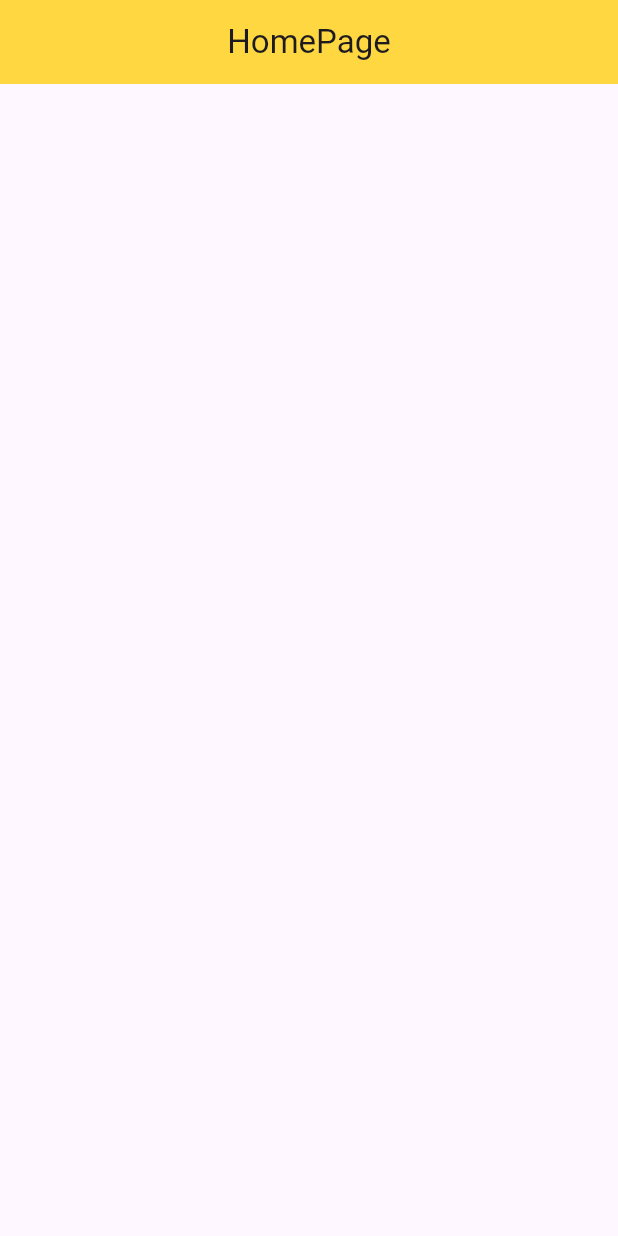
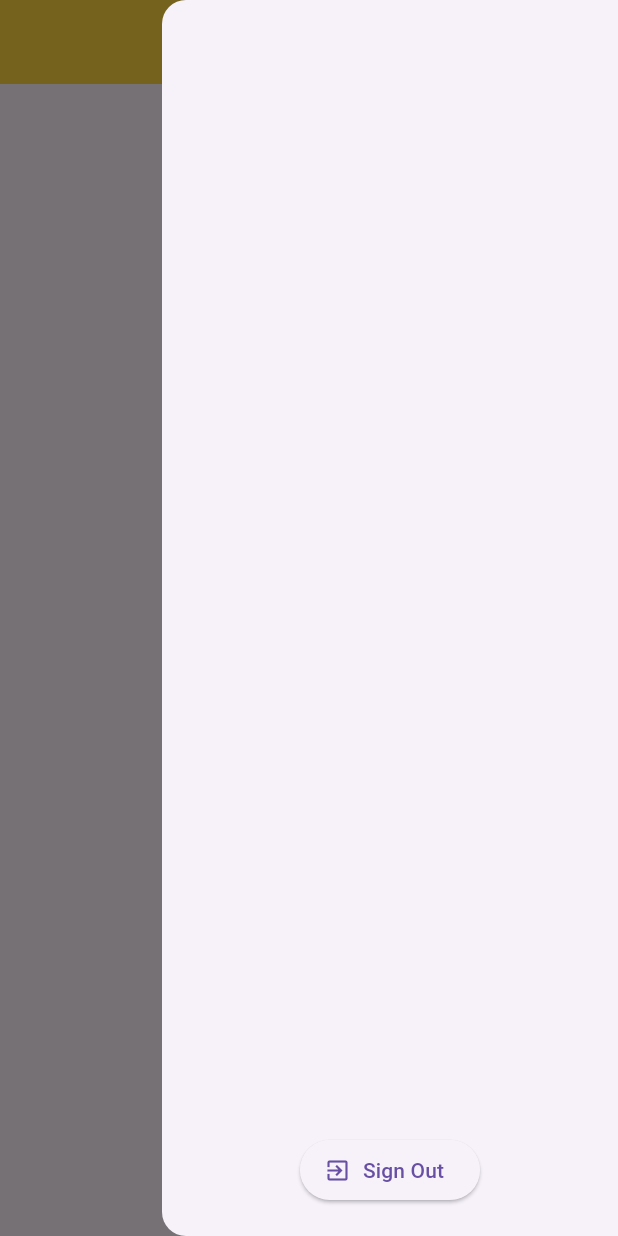
Before and after one commit to pradeepkmaran/newsify, a Flutter app: the HomePage screen opened directly, with the side drawer open (before the commit the screen has no drawer), on a phone screen of 412 x 824 dp. Run offline on Flutter 3.47's test engine with Material 3 defaults, Android fonts, the phone set to English and light mode, and no system bars; our stand-ins replace firebase_auth, firebase_core; accounts and stored records are empty.

Commit message:
added signout

```diff
--- /dev/null
+++ b/lib/screens/drawer/Drawer.dart
@@ -0,0 +1,30 @@
+import 'package:flutter/cupertino.dart';
+import 'package:flutter/material.dart';
+import 'package:newsify/services/AuthServices.dart';
+
+class DrawBar extends StatefulWidget {
+  const DrawBar({super.key});
+
+  @override
+  State<DrawBar> createState() => _DrawBarState();
+}
+
+class _DrawBarState extends State<DrawBar> {
+  AuthService authService = AuthService();
+  @override
+  Widget build(BuildContext context) {
+    return Drawer(
+      child: Padding(
+        padding: EdgeInsets.all(20.0),
+        child: Column(
+          mainAxisAlignment: MainAxisAlignment.end,
+          children: [
+            ElevatedButton.icon(onPressed: () async {
+              await authService.userSignOut();
+            }, icon: Icon(Icons.exit_to_app), label: Text("Sign Out"))
+          ],
+        ),
+      )
+    );
+  }
+}
--- a/lib/screens/home/HomePage.dart
+++ b/lib/screens/home/HomePage.dart
@@ -1,4 +1,5 @@
 import 'package:flutter/material.dart';
+import 'package:newsify/screens/drawer/Drawer.dart';
 
 class HomePage extends StatefulWidget {
   const HomePage({super.key});
@@ -7,10 +8,12 @@ class HomePage extends StatefulWidget {
   State<HomePage> createState() => _HomePageState();
 }
 
+
 class _HomePageState extends State<HomePage> {
   @override
   Widget build(BuildContext context) {
     return Scaffold(
+      endDrawer: DrawBar(),
       appBar: AppBar(
         title: Text("HomePage"),
         backgroundColor: Colors.amberAccent,
--- a/lib/services/AuthServices.dart
+++ b/lib/services/AuthServices.dart
@@ -27,4 +27,8 @@ class AuthService{
       return null;
     }
   }
+
+  Future userSignOut() async {
+    await authInstance.signOut();
+  }
 }
```
Also changed, not shown: lib/main.dart (+29 -12 lines).
